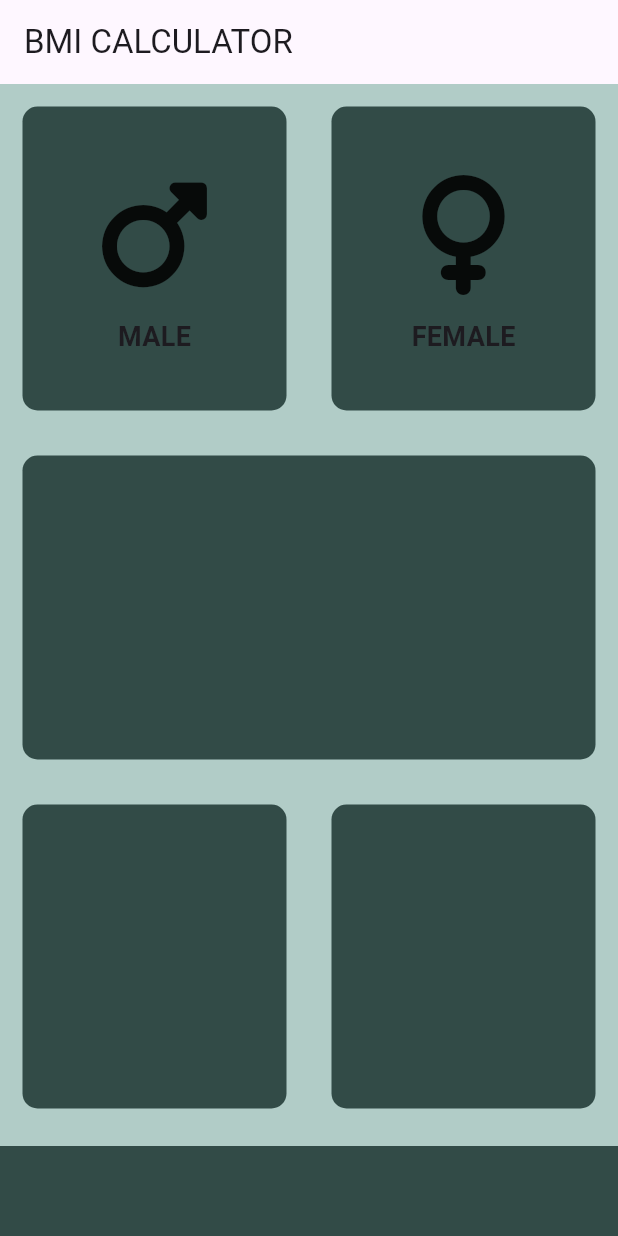
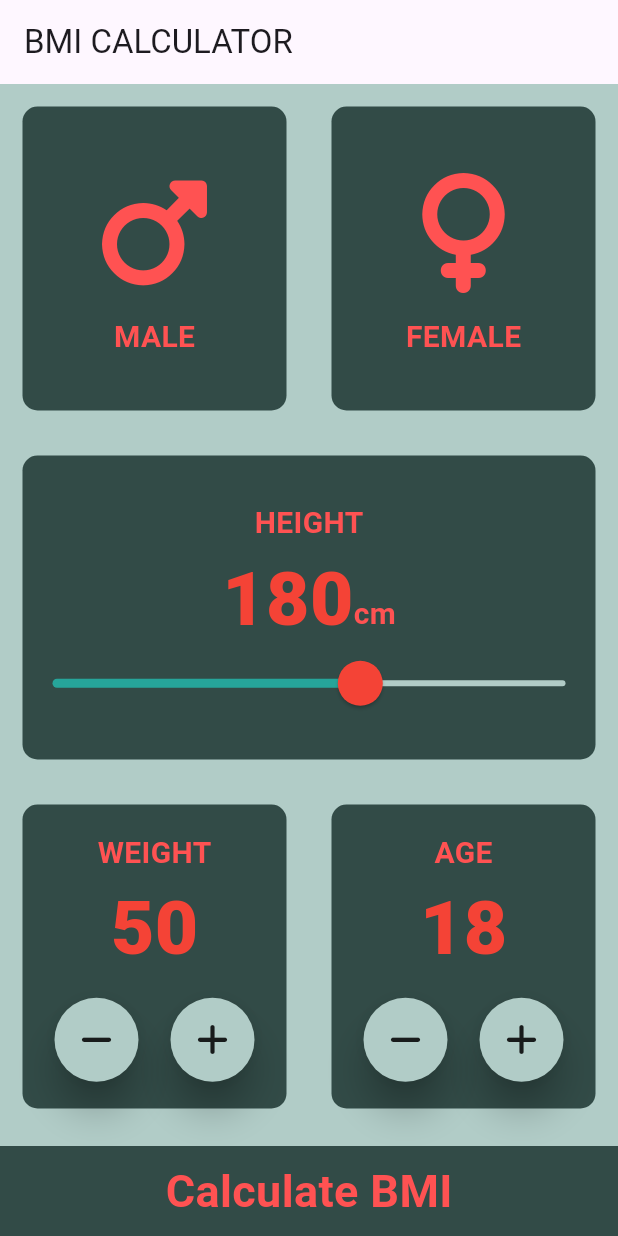
Before and after one commit to idealgeek007/bmi_calc, a Flutter app: the screen it shows after launch, on a phone screen of 412 x 824 dp. Run offline on Flutter 3.47's test engine with Material 3 defaults, Android fonts, the phone set to English and light mode, and no system bars; our stand-ins replace font_awesome_flutter.

Commit message:
Homepage UI complete

```diff
--- /dev/null
+++ b/lib/constants.dart
@@ -0,0 +1,20 @@
+import 'package:flutter/material.dart';
+
+const kBottomBarHeight = 60.0;
+Color kActivecolor = const Color(0xff26a59a);
+Color kInactivecolor = const Color(0xff324b47);
+Color kBgcolor = const Color(0xffb1ccc7);
+Color kOverlayColor = Color(0x83FFFFFF);
+
+int age = 18;
+int height = 180;
+int weight = 50;
+
+const kLabelTextStyle = TextStyle(
+  fontSize: 20.0,
+  fontWeight: FontWeight.bold,
+  color: Colors.redAccent,
+);
+
+const kBoldNumbersStyle =
+    TextStyle(fontSize: 50.0, color: Colors.red, fontWeight: FontWeight.w900);
--- a/lib/icon_content.dart
+++ b/lib/icon_content.dart
@@ -1,3 +1,4 @@
+import 'package:bmi_calc/constants.dart';
 import 'package:flutter/material.dart';
 
 class IconContent extends StatelessWidget {
@@ -16,16 +17,14 @@ class IconContent extends StatelessWidget {
             child: Icon(
               icon,
               size: 80.0,
+              color: Colors.redAccent,
             )),
         const SizedBox(
           height: 15.0,
         ),
         Text(
           label,
-          style: const TextStyle(
-            fontWeight: FontWeight.bold,
-            fontSize: 18.0,
-          ),
+          style: kLabelTextStyle,
         )
       ],
     );
--- /dev/null
+++ b/lib/input_page.dart
@@ -0,0 +1,267 @@
+import 'package:flutter/material.dart';
+import 'package:font_awesome_flutter/font_awesome_flutter.dart';
+import 'icon_content.dart';
+import 'constants.dart';
+import 'package:bmi_calc/reuable_card.dart';
+
+import 'main.dart';
+
+class InputPage extends StatefulWidget {
+  const InputPage({super.key});
+
+  @override
+  _InputPageState createState() => _InputPageState();
+}
+
+class _InputPageState extends State<InputPage> {
+  Gender? selectedGender;
+
+  @override
+  Widget build(BuildContext context) {
+    return SafeArea(
+      child: Scaffold(
+        backgroundColor: kBgcolor,
+        appBar: AppBar(
+          title: const Text('BMI CALCULATOR'),
+        ),
+        body: Column(
+          crossAxisAlignment: CrossAxisAlignment.stretch,
+          children: [
+            Expanded(
+              child: Row(
+                mainAxisAlignment: MainAxisAlignment.spaceEvenly,
+                children: <Widget>[
+                  Expanded(
+                    flex: 1,
+                    child: GestureDetector(
+                      onTap: () {
+                        setState(() {
+                          selectedGender = Gender.male;
+                        });
+                      },
+                      child: ReusableCard(
+                        colour: selectedGender == Gender.male
+                            ? kActivecolor
+                            : kInactivecolor,
+                        cardChild: const IconContent(
+                          icon: FontAwesomeIcons.mars,
+                          label: ('MALE'),
+                        ),
+                      ),
+                    ),
+                  ),
+                  Expanded(
+                    flex: 1,
+                    child: GestureDetector(
+                      onTap: () {
+                        setState(() {
+                          selectedGender = Gender.female;
+                        });
+                      },
+                      child: ReusableCard(
+                        colour: selectedGender == Gender.female
+                            ? kActivecolor
+                            : kInactivecolor,
+                        cardChild: const IconContent(
+                          icon: FontAwesomeIcons.venus,
+                          label: ('FEMALE'),
+                        ),
+                      ),
+                    ),
+                  ),
+                ],
+              ),
+            ),
+            Expanded(
+              flex: 1,
+              child: ReusableCard(
+                colour: kInactivecolor,
+                cardChild: Column(
+                  mainAxisAlignment: MainAxisAlignment.center,
+                  children: <Widget>[
+                    Text(
+                      'HEIGHT',
+                      style: kLabelTextStyle,
+                    ),
+                    Row(
+                      mainAxisAlignment: MainAxisAlignment.center,
+                      textBaseline: TextBaseline.alphabetic,
+                      crossAxisAlignment: CrossAxisAlignment.baseline,
+                      children: <Widget>[
+                        Text(
+                          height.toString(),
+                          style: kBoldNumbersStyle,
+                        ),
+                        Text(
+                          'cm',
+                          style: kLabelTextStyle,
+                        )
+                      ],
+                    ),
+                    SliderTheme(
+                      data: SliderTheme.of(context).copyWith(
+                          thumbColor: Colors.red,
+                          activeTrackColor: kActivecolor,
+                          overlayColor: kOverlayColor,
+                          thumbShape:
+                              RoundSliderThumbShape(enabledThumbRadius: 15.0),
+                          overlayShape:
+                              RoundSliderOverlayShape(overlayRadius: 20.0)),
+                      child: Slider(
+                        value: height.toDouble(),
+                        min: 120,
+                        max: 220,
+                        label: '$height',
+                        inactiveColor: kBgcolor,
+                        onChanged: (double newvalue) {
+                          setState(() {
+                            height = newvalue.round();
+                          });
+                        },
+                      ),
+                    )
+                  ],
+                ),
+              ),
+            ),
+            Expanded(
+              child: Row(
+                children: [
+                  Expanded(
+                    flex: 1,
+                    child: GestureDetector(
+                      onTap: () {},
+                      child: ReusableCard(
+                        colour: kInactivecolor,
+                        cardChild: Column(
+                          mainAxisAlignment: MainAxisAlignment.center,
+                          crossAxisAlignment: CrossAxisAlignment.center,
+                          children: <Widget>[
+                            Text(
+                              'WEIGHT',
+                              style: kLabelTextStyle,
+                            ),
+                            Text(
+                              weight.toString(),
+                              style: kBoldNumbersStyle,
+                            ),
+                            SizedBox(
+                              height: 10.0,
+                            ),
+                            Row(
+                              mainAxisAlignment: MainAxisAlignment.spaceEvenly,
+                              children: [
+                                RoundIconButton(
+                                  icon: FontAwesomeIcons.minus,
+                                  onPressed: () => setState(
+                                    () {
+                                      weight--;
+                                    },
+                                  ),
+                                ),
+                                RoundIconButton(
+                                  icon: FontAwesomeIcons.plus,
+                                  onPressed: () => setState(
+                                    () {
+                                      weight++;
+                                    },
+                                  ),
+                                ),
+                              ],
+                            )
+                          ],
+                        ),
+                      ),
+                    ),
+                  ),
+                  Expanded(
+                    flex: 1,
+                    child: ReusableCard(
+                      colour: kInactivecolor,
+                      cardChild: Column(
+                        mainAxisAlignment: MainAxisAlignment.center,
+                        crossAxisAlignment: CrossAxisAlignment.center,
+                        children: <Widget>[
+                          Text(
+                            'AGE',
+                            style: kLabelTextStyle,
+                          ),
+                          Text(
+                            age.toString(),
+                            style: kBoldNumbersStyle,
+                          ),
+                          SizedBox(
+                            height: 10.0,
+                          ),
+                          Row(
+                            mainAxisAlignment: MainAxisAlignment.spaceEvenly,
+                            children: [
+                              RoundIconButton(
+                                icon: FontAwesomeIcons.minus,
+                                onPressed: () => setState(
+                                  () {
+                                    age--;
+                                  },
+                                ),
+                              ),
+                              RoundIconButton(
+                                icon: FontAwesomeIcons.plus,
+                                onPressed: () => setState(
+                                  () {
+                                    age++;
+                                  },
+                                ),
+                              ),
+                            ],
+                          )
+                        ],
+                      ),
+                    ),
+                  ),
+                ],
+              ),
+            ),
+            Container(
+              color: kInactivecolor,
+              margin: const EdgeInsets.only(top: 10.0),
+              width: double.infinity,
+              height: kBottomBarHeight,
+              child: Center(
+                child: Text(
+                  'Calculate BMI',
+                  style: kLabelTextStyle.copyWith(
+                      fontSize: 30.0, color: Colors.redAccent),
+                ),
+              ),
+            )
+          ],
+        ),
+      ),
+    );
+  }
+}
+
+class RoundIconButton extends StatelessWidget {
+  final Function onPressed; // Good
+
+  const RoundIconButton(
+      {super.key, required this.icon, required this.onPressed});
+
+  final IconData icon;
+  @override
+  Widget build(BuildContext context) {
+    return RawMaterialButton(
+      constraints: BoxConstraints.tightFor(
+        width: 56.0,
+        height: 56.0,
+      ),
+      shape: CircleBorder(),
+      onPressed: () => onPressed(),
+      elevation: 10.0,
+      highlightElevation: 10.0,
+      fillColor: kBgcolor,
+      child: Icon(icon),
+      splashColor: Colors.red,
+    );
+  }
+}
--- a/lib/main.dart
+++ b/lib/main.dart
@@ -1,14 +1,8 @@
 // main.dart
-import 'package:bmi_calc/reuable_card.dart';
 import 'package:bmi_calc/theme/theme.dart';
 import 'package:flutter/material.dart';
-import 'package:font_awesome_flutter/font_awesome_flutter.dart';
-import 'icon_content.dart';
 
-const bottomBarHeight = 60.0;
-Color activecolor = const Color(0xff26a59a);
-Color inactivecolor = const Color(0xff324b47);
-Color bgcolor = const Color(0xffb1ccc7);
+import 'input_page.dart';
 
 enum Gender {
   male,
@@ -27,119 +21,7 @@ class BMICalculator extends StatelessWidget {
       themeMode: ThemeMode.system,
       theme: BmiTheme.lightTheme,
       darkTheme: BmiTheme.darkTheme,
-      home: InputPage(),
+      home: const InputPage(),
     );
   }
 }
-
-class InputPage extends StatefulWidget {
-  const InputPage({super.key});
-
-  @override
-  _InputPageState createState() => _InputPageState();
-}
-
-class _InputPageState extends State<InputPage> {
-  Gender? selectedGender;
-
-  @override
-  Widget build(BuildContext context) {
-    return SafeArea(
-      child: Scaffold(
-        backgroundColor: bgcolor,
-        appBar: AppBar(
-          title: const Text('BMI CALCULATOR'),
-        ),
-        body: Column(
-          children: [
-            Expanded(
-              child: Row(
-                mainAxisAlignment: MainAxisAlignment.spaceEvenly,
-                children: <Widget>[
-                  Expanded(
-                    flex: 1,
-                    child: GestureDetector(
-                      onTap: () {
-                        setState(() {
-                          selectedGender = Gender.male;
-                        });
-                      },
-                      child: ReusableCard(
-                        colour: selectedGender == Gender.male
-                            ? activecolor
-                            : inactivecolor,
-                        cardChild: const IconContent(
-                          icon: FontAwesomeIcons.mars,
-                          label: ('MALE'),
-                        ),
-                      ),
-                    ),
-                  ),
-                  Expanded(
-                    flex: 1,
-                    child: GestureDetector(
-                      onTap: () {
-                        setState(() {
-                          selectedGender = Gender.female;
-                        });
-                      },
-                      child: ReusableCard(
-                        colour: selectedGender == Gender.female
-                            ? activecolor
-                            : inactivecolor,
-                        cardChild: const IconContent(
-                          icon: FontAwesomeIcons.venus,
-                          label: ('FEMALE'),
-                        ),
-                      ),
-                    ),
-                  ),
-                ],
-              ),
-            ),
-            Expanded(
-              child: Row(
-                children: [
-                  Expanded(
-                    flex: 1,
-                    child: ReusableCard(
-                      colour: inactivecolor,
-                      // Add content or remove if not needed
-                    ),
-                  ),
-                ],
-              ),
-            ),
-            Expanded(
-              child: Row(
-                children: [
-                  Expanded(
-                    flex: 1,
-                    child: GestureDetector(
-                      onTap: () {},
-                      child: ReusableCard(
-                        colour: inactivecolor,
-                      ),
-                    ),
-                  ),
-                  Expanded(
-                    flex: 1,
-                    child: ReusableCard(
-                      colour: inactivecolor,
-                    ),
-                  ),
-                ],
-              ),
-            ),
-            Container(
-              color: inactivecolor,
-              margin: const EdgeInsets.only(top: 10.0),
-              width: double.infinity,
-              height: bottomBarHeight,
-            )
-          ],
-        ),
-      ),
-    );
-  }
-}
```
Also changed, not shown: lib/result_page.dart (added).
